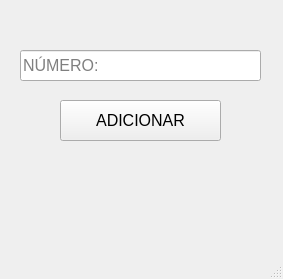
omahteu/botelegram, file UIs/addNumero.ui: the form before one commit.
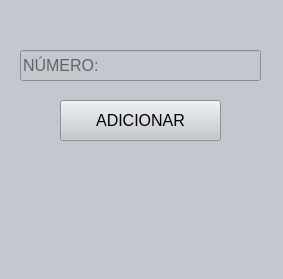
The form after the commit.

Diff of the .ui file:
```diff
--- a/UIs/addNumero.ui
+++ b/UIs/addNumero.ui
@@ -13,6 +13,9 @@
   <property name="windowTitle">
    <string>MainWindow</string>
   </property>
+  <property name="styleSheet">
+   <string notr="true">background-color: rgb(195, 200, 206);</string>
+  </property>
   <widget class="QWidget" name="centralwidget">
    <widget class="QLineEdit" name="numero">
     <property name="geometry">
```
